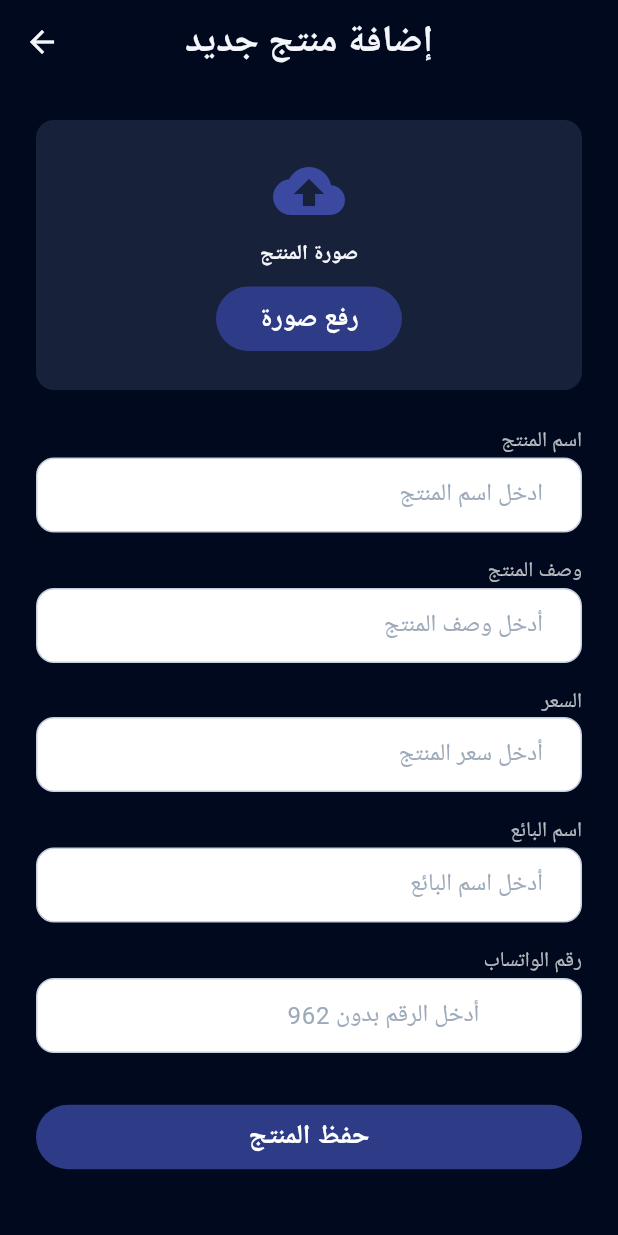
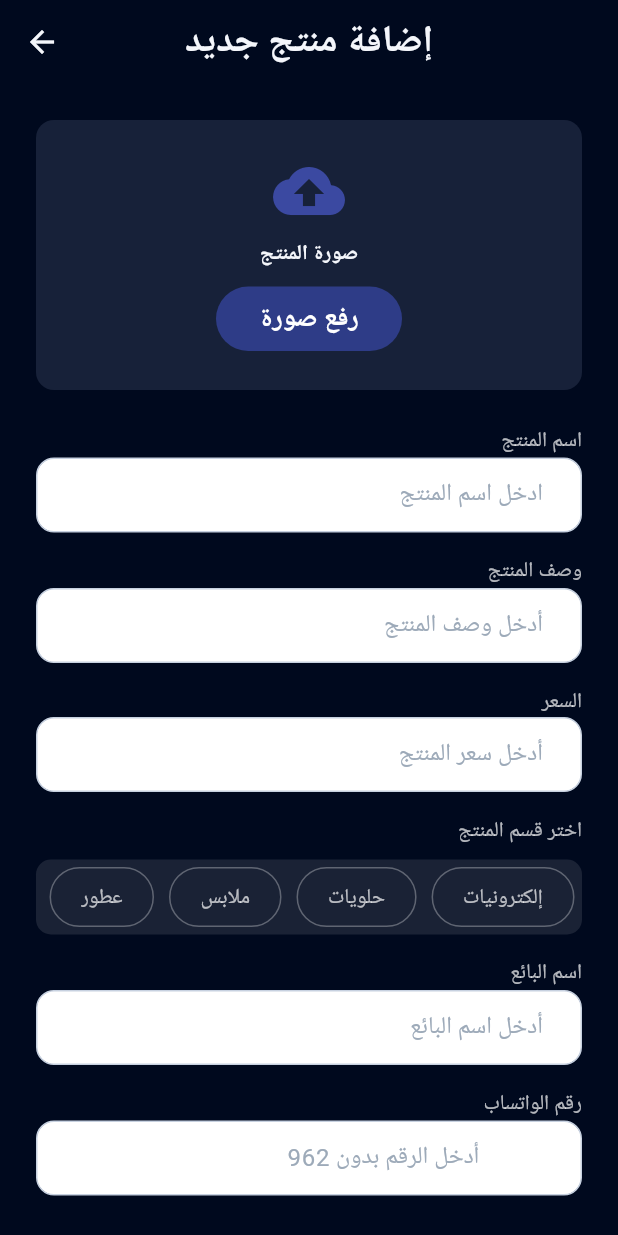
Before and after one commit to jehadadili/App_Bazaro, a Flutter app: the AdminView screen opened directly, after a tap on the "add" icon, on a phone screen of 412 x 824 dp. Run offline on Flutter 3.47's test engine with Material 3 defaults, Android fonts, the phone set to English and light mode, and no system bars; our stand-ins replace cached_network_image, cloud_firestore, firebase_auth, firebase_core, flutter_credit_card, font_awesome_flutter and 4 more; accounts and stored records are empty; project files that could hold a hidden picture were left out.

Commit message:
add cataigry

```diff
--- a/lib/src/core/widgets/my_text_field.dart
+++ b/lib/src/core/widgets/my_text_field.dart
@@ -8,6 +8,7 @@ class MyTextField extends StatelessWidget {
   final double? height;
   final IconData? suffixIcon;
   final Widget? prefixIcon;
+  final String? initialValue;
 
   final void Function()? onTapSuffixIcon;
   final TextEditingController? controller;
@@ -29,6 +30,7 @@ class MyTextField extends StatelessWidget {
     this.prefixIcon,
     this.prefixText,
     this.controller,
+    this.initialValue,
   });
 
   @override
@@ -42,6 +44,7 @@ class MyTextField extends StatelessWidget {
         color: AppColors.white,
       ),
       child: TextFormField(
+        initialValue: initialValue,
         keyboardType: keyboardType,
         autovalidateMode: AutovalidateMode.onUserInteraction,
         controller: controller,
--- a/lib/src/features/admin/controller/admin_create_crl.dart
+++ b/lib/src/features/admin/controller/admin_create_crl.dart
@@ -16,15 +16,24 @@ class AdminCreateCrl extends GetxController {
     id: '',
     title: '',
     description: '',
-    quintity: '',
+    quintity: '', // Note: Field name is quintity in model
     image: '',
     userId: '',
     orderTime: '',
     orderData: '',
-    type: '',
+    type: '', // Category field
     sellerName: '',
     whatsappNumber: '',
   );
+
+  // Getter for the current type (category)
+  String get type => itemsModel.type;
+  String get title => itemsModel.title;
+  String get description => itemsModel.description;
+  String get quintity => itemsModel.quintity;
+  String get sellerName => itemsModel.sellerName;
+  String get whatsappNumber => itemsModel.whatsappNumber;
+
 
   void setTitle(String newVal) {
     itemsModel.title = newVal;
@@ -38,6 +47,13 @@ class AdminCreateCrl extends GetxController {
 
   void setQuintity(String newVal) {
     itemsModel.quintity = newVal;
+    update();
+  }
+
+  // Add setType method to update the category
+  void setType(String newVal) {
+    itemsModel.type = newVal;
+    log('Category set to: ${itemsModel.type}'); // Log for debugging
     update();
   }
 
@@ -76,6 +92,10 @@ class AdminCreateCrl extends GetxController {
 
   // دالة لرفع الصورة إلى Supabase Storage
   Future<String> uploadImage() async {
+    // Check if an image was selected
+    if (itemImage.path.isEmpty) {
+       throw Exception('الرجاء اختيار صورة للمنتج');
+    }
     try {
       String fileName = 'image_${DateTime.now().millisecondsSinceEpoch}.jpg';
 
@@ -97,6 +117,18 @@ class AdminCreateCrl extends GetxController {
 
   // دالة لإضافة العنصر إلى Firestore
   Future addItem(context) async {
+    // Basic validation
+    if (itemsModel.title.isEmpty || itemsModel.quintity.isEmpty || itemsModel.type.isEmpty || itemImage.path.isEmpty || itemsModel.sellerName.isEmpty || itemsModel.whatsappNumber.isEmpty) {
+        Get.snackbar(
+            'نقص في المعلومات',
+            'الرجاء تعبئة جميع الحقول واختيار صورة وقسم للمنتج.',
+            snackPosition: SnackPosition.BOTTOM,
+            backgroundColor: Colors.orange,
+            colorText: Colors.white,
+        );
+        return; // Stop execution if validation fails
+    }
+
     setIsLoading(true);
 
     try {
@@ -138,6 +170,9 @@ class AdminCreateCrl extends GetxController {
 
       itemsModel.id = ref.id;
 
+      // Log the data being saved
+      log('Saving item data: ${itemsModel.toMap()}');
+
       // حفظ بيانات العنصر في Firestore
       await ref.set(itemsModel.toMap());
 
@@ -150,6 +185,15 @@ class AdminCreateCrl extends GetxController {
 
       // العودة إلى الصفحة السابقة
       Navigator.pop(context);
+
+      Get.snackbar(
+        'نجاح',
+        'تم إضافة المنتج بنجاح.',
+        snackPosition: SnackPosition.BOTTOM,
+        backgroundColor: Colors.green,
+        colorText: Colors.white,
+      );
+
     } catch (e) {
       log('Error adding item: $e');
       // عرض رسالة خطأ للمستخدم
@@ -176,7 +220,7 @@ class AdminCreateCrl extends GetxController {
       orderTime: '',
       userId: '',
       orderData: '',
-      type: '',
+      type: '', // Reset type
       sellerName: '',
       whatsappNumber: '',
     );
--- a/lib/src/features/admin/controller/admin_crl.dart
+++ b/lib/src/features/admin/controller/admin_crl.dart
@@ -48,13 +48,10 @@ class AdminCrl extends GetxController {
         String imageUrl = doc['image'];
         String fileName = imageUrl.split('/').last;
 
-        // حذف من Supabase
         await Supabase.instance.client.storage.from('market').remove([fileName]);
 
-        // حذف من Firestore
         await docRef.delete();
 
-        // حذف من القائمة المحلية
         itemsList.removeWhere((item) => item.id == itemId);
         update();
       }
--- a/lib/src/features/admin/view/admin_view.dart
+++ b/lib/src/features/admin/view/admin_view.dart
@@ -3,6 +3,7 @@ import 'package:bazaro_cs/src/features/admin/controller/admin_crl.dart';
 import 'package:bazaro_cs/src/features/admin/view/widgets/admin_add_item_view.dart';
 import 'package:bazaro_cs/src/features/admin/view/widgets/custom_design.dart';
 import 'package:bazaro_cs/src/features/admin/view/widgets/custom_my_container.dart';
+import 'package:bazaro_cs/src/features/admin/view/widgets/admin_cart_monitor_view.dart';
 import 'package:flutter/material.dart';
 import 'package:get/get.dart';
 
@@ -11,28 +12,57 @@ class AdminView extends StatelessWidget {
 
   @override
   Widget build(BuildContext context) {
-    final adminCrl = Get.find<AdminCrl>();
+    // Use Get.put here if AdminCrl is not initialized elsewhere, otherwise Get.find is fine.
+    // If AdminCrl is initialized higher up the widget tree, Get.find is correct.
+    final adminCrl = Get.put(AdminCrl()); // Ensure controller is initialized
 
     return FutureBuilder(
       future:
-          adminCrl.fetchUserItems(), // بتم تحميل البيانات أول ما تفتح الصفحة
+          adminCrl.fetchUserItems(), // Load data when the page opens
       builder: (context, snapshot) {
-        if (snapshot.connectionState == ConnectionState.waiting) {
-          return const Center(child: CircularProgressIndicator());
+        // Show loading indicator while fetching initial data
+        if (snapshot.connectionState == ConnectionState.waiting && adminCrl.itemsList.isEmpty) {
+          return const Scaffold(
+             backgroundColor: Color(0xff00091e),
+             body: Center(child: CircularProgressIndicator()),
+          );
         }
 
+        // Show error if initial fetch fails
         if (snapshot.hasError) {
-          return Center(child: Text("Error: ${snapshot.error}"));
+          return Scaffold(
+             backgroundColor: const Color(0xff00091e),
+             body: Center(child: Text("Error loading items: ${snapshot.error}", style: const TextStyle(color: Colors.white))),
+          );
         }
 
+        // Use GetBuilder to react to updates in AdminCrl
         return GetBuilder<AdminCrl>(
           builder: (admincrl) {
             return Scaffold(
               backgroundColor: const Color(0xff00091e),
+              appBar: AppBar(
+                 backgroundColor: const Color(0xff00091e),
+                 elevation: 0,
+                 title: const Text('لوحة تحكم الأدمن', style: TextStyle(color: Colors.white)),
+                 centerTitle: true,
+                 iconTheme: const IconThemeData(color: Colors.white), // Ensure back button is white if needed
+                 actions: [
+                   // Add the cart monitoring icon button here
+                   IconButton(
+                     icon: const Icon(Icons.shopping_cart_checkout, color: Colors.white),
+                     tooltip: 'مراقبة سلات المستخدمين',
+                     onPressed: () {
+                       // Navigate to the cart monitor view
+                       Get.to(() => const AdminCartMonitorView());
+                     },
+                   ),
+                 ],
+              ),
               body: Column(
                 children: [
-                  const SizedBox(height: 60),
-                  const CustomDesign(),
+                  // const SizedBox(height: 60), // Removed, AppBar provides spacing
+                  const CustomDesign(), // Consider if this is still needed with AppBar
                   Expanded(
                     child:
                         admincrl.itemsList.isEmpty
@@ -42,12 +72,14 @@ class AdminView extends StatelessWidget {
                                 style: TextStyle(color: AppColors.white),
                               ),
                             )
-                            : ListView.builder(
+                            : RefreshIndicator( // Add RefreshIndicator for pull-to-refresh
+                                onRefresh: () => admincrl.fetchUserItems(),
+                                child: ListView.builder(
                                   itemCount: admincrl.itemsList.length,
                                   itemBuilder: (context, index) {
                                     final item = admincrl.itemsList[index];
                                     return Padding(
-                                  padding: const EdgeInsets.all(8.0),
+                                      padding: const EdgeInsets.symmetric(vertical: 8.0, horizontal: 16.0),
                                       child: CustomMyContainer(
                                         image: item.image,
                                         titel: item.title,
@@ -60,16 +92,19 @@ class AdminView extends StatelessWidget {
                                   },
                                 ),
                               ),
+                  ),
                 ],
               ),
               floatingActionButton: FloatingActionButton(
                 onPressed: () async {
+                  // Navigate to add item view
                   await Get.to(() => const AdminAddItemView());
-                  // بعد الرجوع من صفحة الإضافة، أعد تحميل البيانات
-                  await adminCrl.fetchUserItems();
+                  // After returning from add item view, refresh the list
+                  await admincrl.fetchUserItems();
                 },
-                backgroundColor: AppColors.error,
+                backgroundColor: AppColors.error, // Consider a different color like deepPurpleAccent
                 child: const Icon(Icons.add, color: Colors.white, size: 30),
+                tooltip: 'إضافة منتج جديد',
               ),
             );
           },
--- /dev/null
+++ b/lib/src/features/admin/view/widgets/admin_category_selector.dart
@@ -0,0 +1,82 @@
+import 'package:flutter/material.dart';
+
+class AdminCategorySelector extends StatelessWidget {
+  final Function(String) onCategorySelected;
+  final String selectedCategory;
+
+  const AdminCategorySelector({
+    Key? key,
+    required this.onCategorySelected,
+    required this.selectedCategory,
+  }) : super(key: key);
+
+  @override
+  Widget build(BuildContext context) {
+    final List<String> categories = [
+      'إلكترونيات',
+      'حلويات',
+      'ملابس',
+      'عطور',
+      'اكسسوارات',
+    ];
+
+    return Column(
+      crossAxisAlignment: CrossAxisAlignment.start,
+      children: [
+        const Text('اختر قسم المنتج', style: TextStyle(color: Colors.white70)),
+        const SizedBox(height: 8),
+        Container(
+          height: 50,
+          decoration: BoxDecoration(
+            color: Colors.white.withOpacity(0.1),
+            borderRadius: BorderRadius.circular(10),
+          ),
+          child: ListView.builder(
+            scrollDirection: Axis.horizontal,
+            itemCount: categories.length,
+            itemBuilder: (context, index) {
+              final category = categories[index];
+              final isSelected = category == selectedCategory;
+
+              return GestureDetector(
+                onTap: () => onCategorySelected(category),
+                child: Container(
+                  padding: const EdgeInsets.symmetric(
+                    horizontal: 20,
+                    vertical: 10,
+                  ),
+                  margin: const EdgeInsets.symmetric(
+                    horizontal: 5,
+                    vertical: 5,
+                  ),
+                  decoration: BoxDecoration(
+                    color:
+                        isSelected
+                            ? Colors.deepPurpleAccent
+                            : Colors.transparent,
+                    borderRadius: BorderRadius.circular(20),
+                    border: Border.all(
+                      color:
+                          isSelected ? Colors.deepPurpleAccent : Colors.white30,
+                      width: 1,
+                    ),
+                  ),
+                  child: Center(
+                    child: Text(
+                      category,
+                      style: TextStyle(
+                        color: isSelected ? Colors.white : Colors.white70,
+                        fontWeight:
+                            isSelected ? FontWeight.bold : FontWeight.normal,
+                      ),
+                    ),
+                  ),
+                ),
+              );
+            },
+          ),
+        ),
+      ],
+    );
+  }
+}
--- a/lib/src/features/admin/view/widgets/product_info_fields.dart
+++ b/lib/src/features/admin/view/widgets/product_info_fields.dart
@@ -2,6 +2,7 @@ import 'package:flutter/material.dart';
 import 'package:get/get.dart';
 import 'package:bazaro_cs/src/core/widgets/my_text_field.dart';
 import 'package:bazaro_cs/src/features/admin/controller/admin_create_crl.dart';
+import 'package:bazaro_cs/src/features/admin/view/widgets/admin_category_selector.dart';
 
 class ProductInfoFields extends StatelessWidget {
   const ProductInfoFields({super.key});
@@ -9,10 +10,10 @@ class ProductInfoFields extends StatelessWidget {
   @override
   Widget build(BuildContext context) {
     final whatsappController = TextEditingController();
-
     final createCrl = Get.find<AdminCreateCrl>();
 
-    return Directionality(
+    return GetBuilder<AdminCreateCrl>(
+      builder: (controller) => Directionality(
         textDirection: TextDirection.rtl,
         child: Column(
           crossAxisAlignment: CrossAxisAlignment.start,
@@ -39,6 +40,13 @@ class ProductInfoFields extends StatelessWidget {
               validator: (_) => null,
             ),
             const SizedBox(height: 16),
+            AdminCategorySelector(
+              selectedCategory: controller.type,
+              onCategorySelected: (category) {
+                controller.setType(category);
+              },
+            ),
+            const SizedBox(height: 16),
             const _FieldTitle('اسم البائع'),
             MyTextField(
               hintText: 'أدخل اسم البائع',
@@ -63,6 +71,7 @@ class ProductInfoFields extends StatelessWidget {
             ),
           ],
         ),
+      ),
     );
   }
 }
--- a/pubspec.yaml
+++ b/pubspec.yaml
@@ -49,6 +49,7 @@ dependencies:
   http: ^1.3.0
   googleapis_auth: ^2.0.0
   flutter_credit_card: ^4.1.0
+  font_awesome_flutter: ^10.8.0
 
 dev_dependencies:
   flutter_test:
```
Also changed, not shown: lib/src/features/admin/controller/admin_cart_monitor_crl.dart (added, +78 -0 lines), lib/src/features/admin/view/widgets/admin_cart_monitor_view.dart (added, +114 -0 lines), lib/src/features/home/view/home_view.dart (+61 -5 lines), lib/src/features/home/view/widgets/category_selector.dart (added, +64 -0 lines), lib/src/features/home/view/widgets/product_grid_widget.dart (+46 -27 lines), lib/src/features/home/view/widgets/product_info_fields.dart (added, +79 -0 lines), pubspec.lock. Lines whose indentation alone changed are shown as unchanged.
